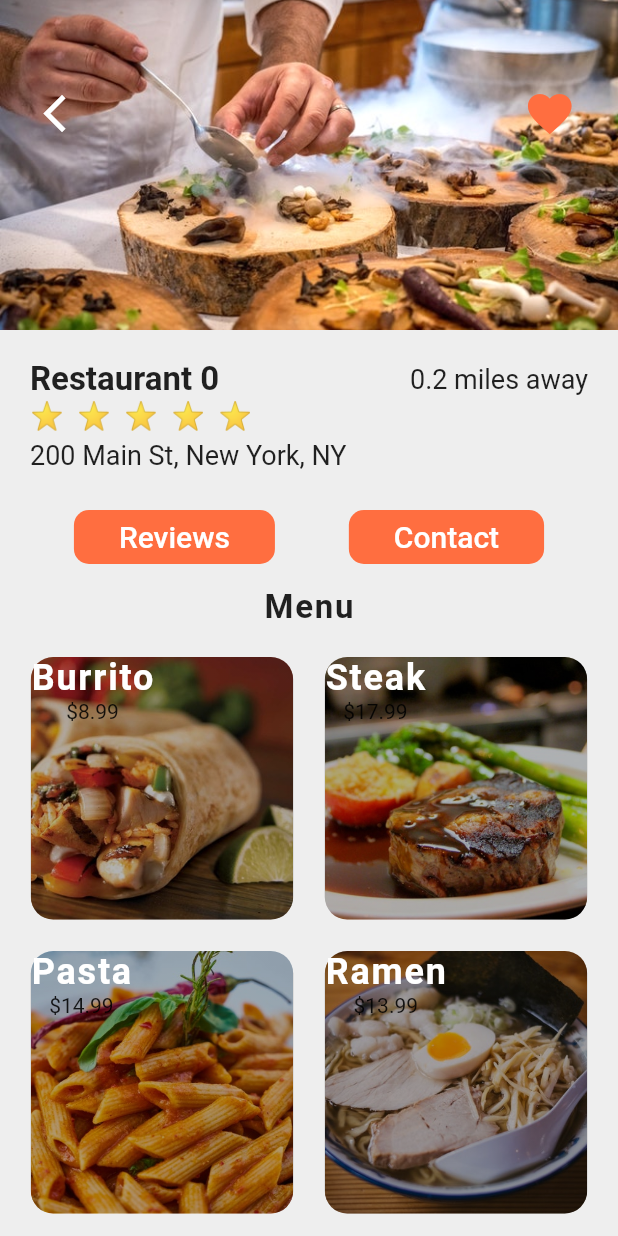
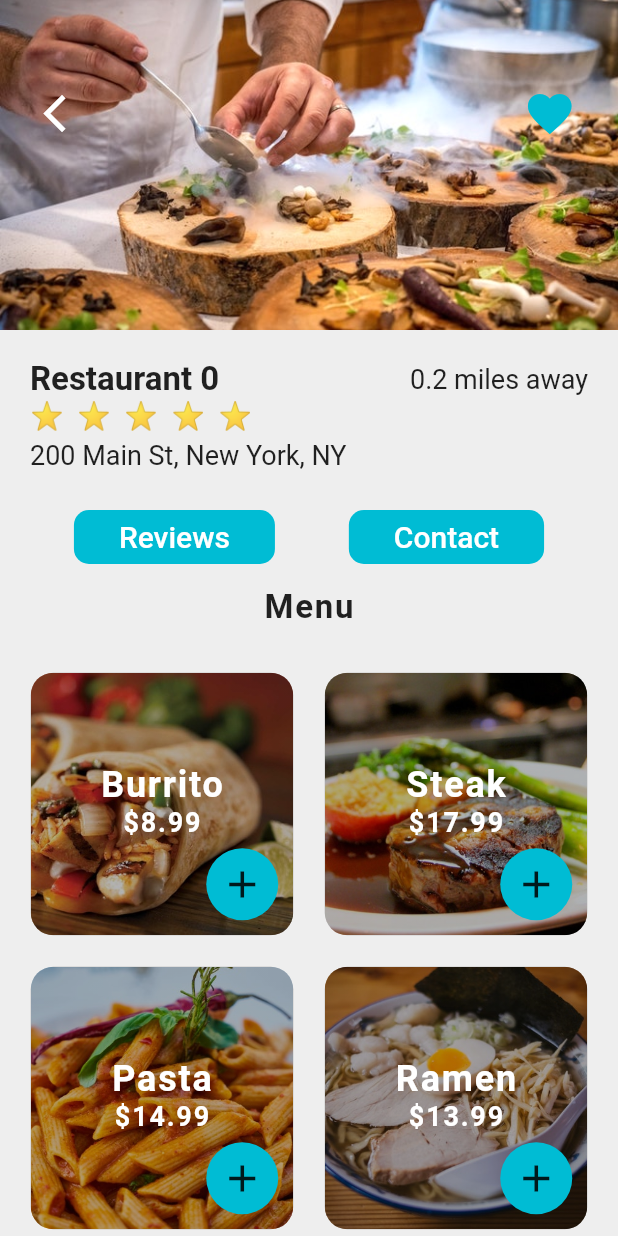
Before and after one commit to fico45/flutter_food_delivery_ui, a Flutter app: the screen it shows after launch, after a tap on "Restaurant 0", on a phone screen of 412 x 824 dp. Run offline on Flutter 3.47's test engine with Material 2 defaults, Android fonts, the phone set to English and light mode, and no system bars.

Commit message:
Cart completed
Cart should now show the estimated delivery time, total cost, a Checkout button, and all items in the cart.

```diff
--- a/lib/main.dart
+++ b/lib/main.dart
@@ -11,9 +11,9 @@ class MyApp extends StatelessWidget {
       title: 'Flutter Food Delivery UI',
       debugShowCheckedModeBanner: false,
       theme: ThemeData(
-        primarySwatch: Colors.blue,
+        primarySwatch: Colors.lightBlue,
         scaffoldBackgroundColor: Colors.grey[200],
-        primaryColor: Colors.deepOrangeAccent,
+        primaryColor: Colors.cyan,
       ),
       home: HomeScreen(),
     );
--- a/lib/screens/homescreen.dart
+++ b/lib/screens/homescreen.dart
@@ -5,6 +5,8 @@ import 'package:flutter_food_delivery_ui/models/restaurant.dart';
 import 'package:flutter_food_delivery_ui/screens/restaurant_screen.dart';
 import 'package:flutter_food_delivery_ui/widgets/rating_stars.dart';
 import 'package:flutter_food_delivery_ui/widgets/recent_orders.dart';
+
+import 'cart_screen.dart';
 
 class HomeScreen extends StatefulWidget {
   @override
@@ -107,7 +109,12 @@ class _HomeScreenState extends State<HomeScreen> {
         title: Text('Food Delivery'),
         actions: <Widget>[
           TextButton(
-            onPressed: () {},
+            onPressed: () => Navigator.push(
+              context,
+              MaterialPageRoute(
+                builder: (_) => CartScreen(),
+              ),
+            ),
             child: Text('Cart (${currentUser.cart.length})'),
             style: ButtonStyle(
               foregroundColor: MaterialStateProperty.all<Color>(Colors.white),
--- a/lib/screens/restaurant_screen.dart
+++ b/lib/screens/restaurant_screen.dart
@@ -24,6 +24,7 @@ class _RestaurantScreenState extends State<RestaurantScreen> {
   _buildMenuItem(Food menuItem) {
     return Center(
       child: Stack(
+        alignment: Alignment.center,
         children: [
           Container(
             height: 175,
@@ -58,7 +59,9 @@ class _RestaurantScreenState extends State<RestaurantScreen> {
                   ]),
             ),
           ),
-          Column(
+          Positioned(
+            bottom: 65,
+            child: Column(
               children: [
                 Text(
                   menuItem.name,
@@ -71,9 +74,33 @@ class _RestaurantScreenState extends State<RestaurantScreen> {
                 ),
                 Text(
                   '\$${menuItem.price}',
+                  style: TextStyle(
+                    color: Colors.white,
+                    fontSize: 18,
+                    fontWeight: FontWeight.bold,
+                    letterSpacing: 1.2,
+                  ),
                 ),
               ],
-          )
+            ),
+          ),
+          Positioned(
+            bottom: 10,
+            right: 10,
+            child: Container(
+              decoration: BoxDecoration(
+                color: Theme.of(context).primaryColor,
+                borderRadius: BorderRadius.circular(30),
+              ),
+              child: IconButton(
+                onPressed: () {},
+                iconSize: 30,
+                icon: Icon(
+                  Icons.add,
+                ),
+              ),
+            ),
+          ),
         ],
       ),
     );
```
Also changed, not shown: lib/screens/cart_screen.dart (added, +233 -0 lines). Lines whose indentation alone changed are shown as unchanged.
